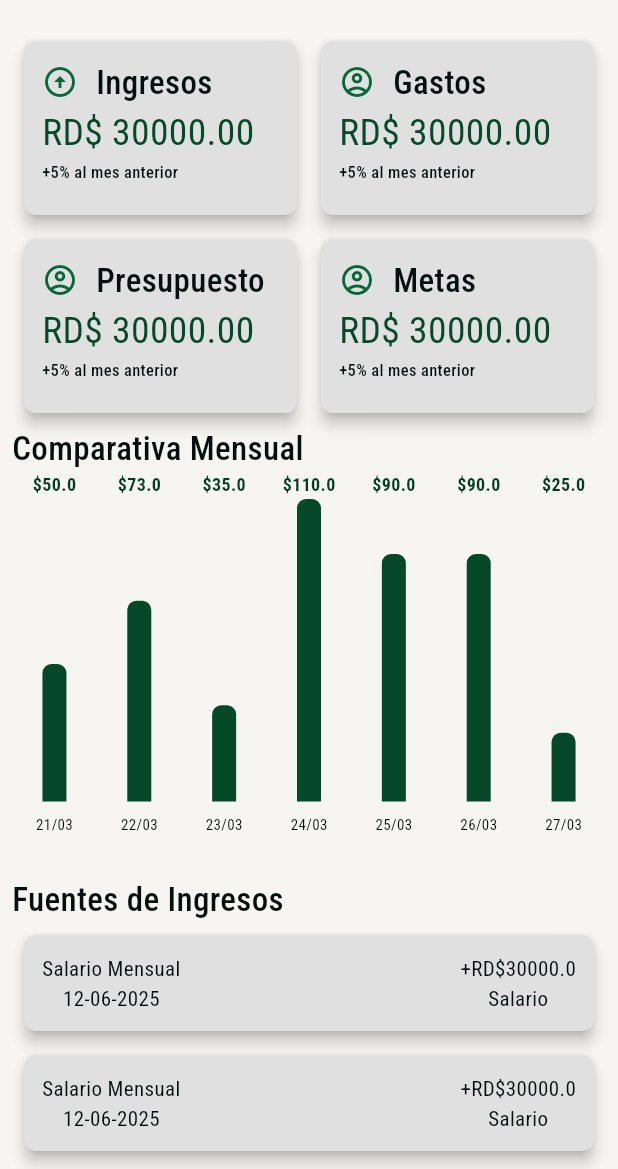
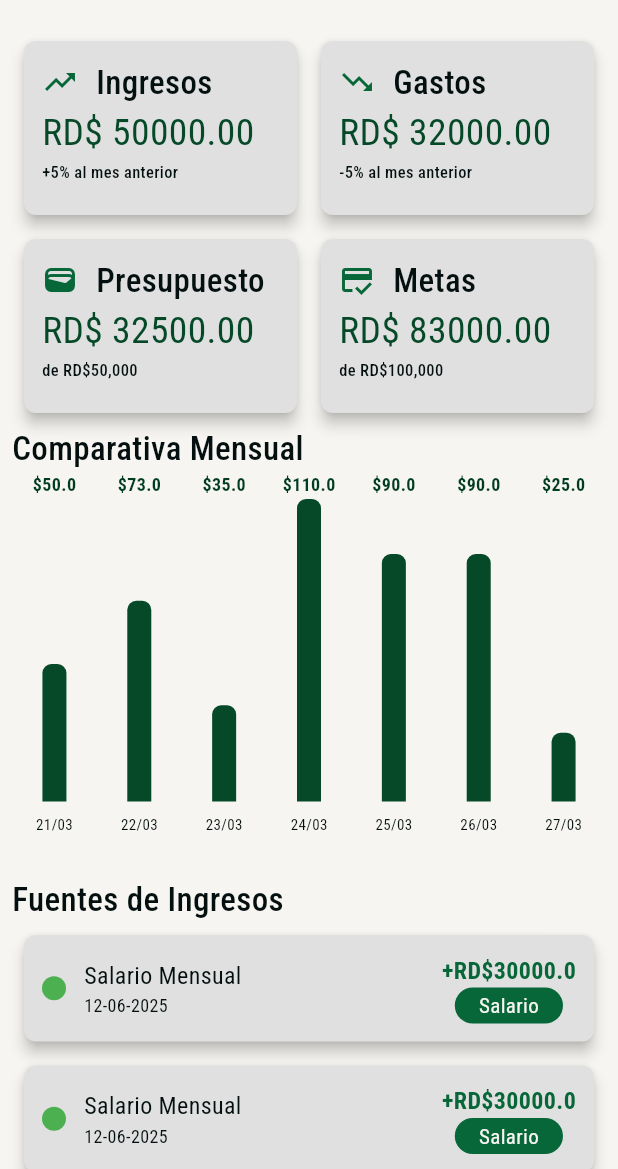
Before and after one commit to MFHamilton/cashly-frontend, a Flutter app: the screen it shows after launch, on a phone screen of 412 x 824 dp, the part 67-1236 px from its top. Run offline on Flutter 3.47's test engine with Material 3 defaults, Android fonts, the phone set to English and light mode, and no system bars; drawn by our look-alikes of fl_chart; our stand-ins replace flutter_secure_storage, flutter_svg, google_fonts, sign_in_button.

Commit message:
feat: homescreen maquetado

```diff
--- a/lib/feautures/home_screen.dart
+++ b/lib/feautures/home_screen.dart
@@ -66,31 +66,31 @@ class HomeScreen extends StatelessWidget {
               physics: NeverScrollableScrollPhysics(),
               children: [
                 CustomCard(
-                  titleIcon: Icons.arrow_circle_up_sharp,
+                  titleIcon: Icons.trending_up,
                   cardTitle: "Ingresos",
-                  amount: 30000,
+                  amount: 50000,
                   bottomContent: "+5% al mes anterior",
                 ),
 
                 CustomCard(
-                  titleIcon: Icons.account_circle_outlined,
+                  titleIcon: Icons.trending_down,
                   cardTitle: "Gastos",
-                  amount: 30000,
-                  bottomContent: "+5% al mes anterior",
+                  amount: 32000,
+                  bottomContent: "-5% al mes anterior",
                 ),
 
                 CustomCard(
-                  titleIcon: Icons.account_circle_outlined,
+                  titleIcon: Icons.wallet,
                   cardTitle: "Presupuesto",
-                  amount: 30000,
-                  bottomContent: "+5% al mes anterior",
+                  amount: 32500,
+                  bottomContent: "de RD\$50,000",
                 ),
 
                 CustomCard(
-                  titleIcon: Icons.account_circle_outlined,
+                  titleIcon: Icons.credit_score,
                   cardTitle: "Metas",
-                  amount: 30000,
-                  bottomContent: "+5% al mes anterior",
+                  amount: 83000,
+                  bottomContent: "de RD\$100,000",
                 ),
               ],
             ),
@@ -357,11 +357,60 @@ class IncomeCard extends StatelessWidget {
         padding: EdgeInsets.all(12),
         child: Row(
           children: [
+            Container(
+              width: 16,
+              height: 16,
+              decoration: BoxDecoration(
+                color: Colors.green,
+                shape: BoxShape.circle,
+              ),
+            ),
+            SizedBox(width: 12),
             // TODO: salario mensual y fecha
-            Column(children: [Text("Salario $frequency"), Text(date)]),
+            Column(
+              crossAxisAlignment: CrossAxisAlignment.start,
+              children: [
+                Text(
+                  "Salario $frequency",
+                  style: MyTextTheme.lightTextTheme.bodyLarge?.copyWith(
+                    color: AppColors.textPrimary,
+                  ),
+                ),
+                Text(
+                  date,
+                  style: MyTextTheme.lightTextTheme.bodySmall?.copyWith(
+                    color: AppColors.textPrimary,
+                  ),
+                ),
+              ],
+            ),
             Spacer(),
-            // TODO: cantidad
-            Column(children: [Text("+RD\$$amount"), Text("Salario")]),
+            // cantidad
+            Column(
+              crossAxisAlignment: CrossAxisAlignment.center,
+              children: [
+                Text(
+                  "+RD\$$amount",
+                  style: MyTextTheme.lightTextTheme.bodyLarge?.copyWith(
+                    color: AppColors.secondary,
+                    fontWeight: FontWeight.w700,
+                  ),
+                ),
+                Container(
+                  padding: EdgeInsets.symmetric(horizontal: 16, vertical: 2),
+                  decoration: BoxDecoration(
+                    color: AppColors.secondary,
+                    borderRadius: BorderRadius.circular(12),
+                  ),
+                  child: Text(
+                    "Salario",
+                    style: MyTextTheme.lightTextTheme.bodyMedium?.copyWith(
+                      color: AppColors.background,
+                    ),
+                  ),
+                ),
+              ],
+            ),
           ],
         ),
       ),
```
